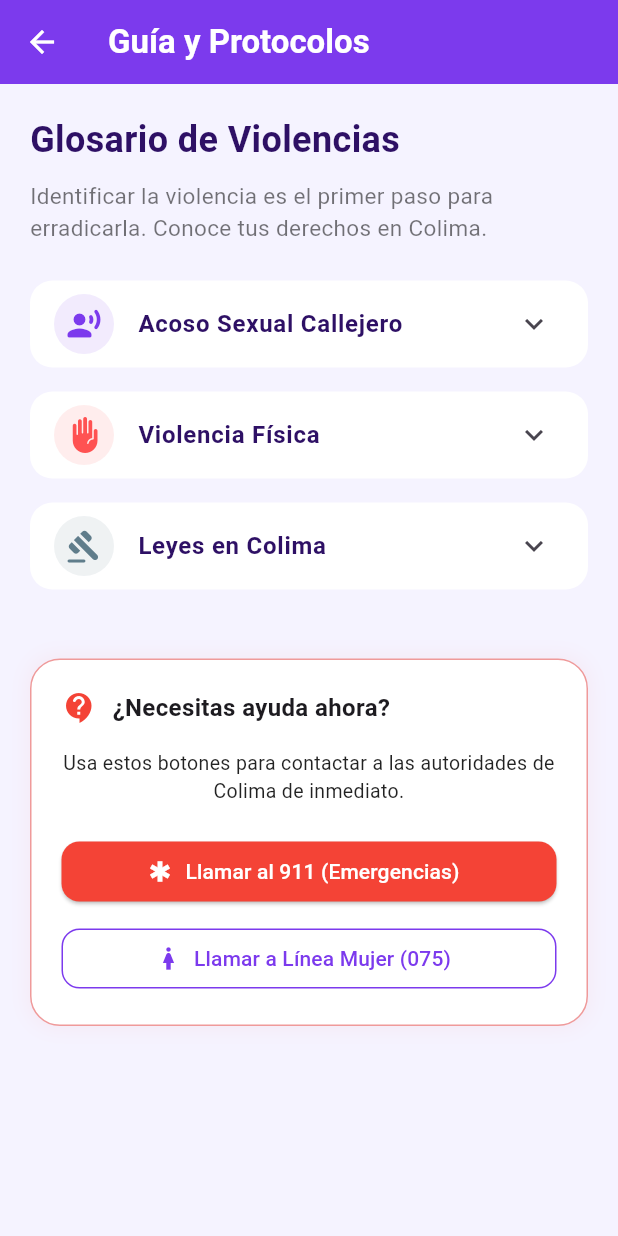
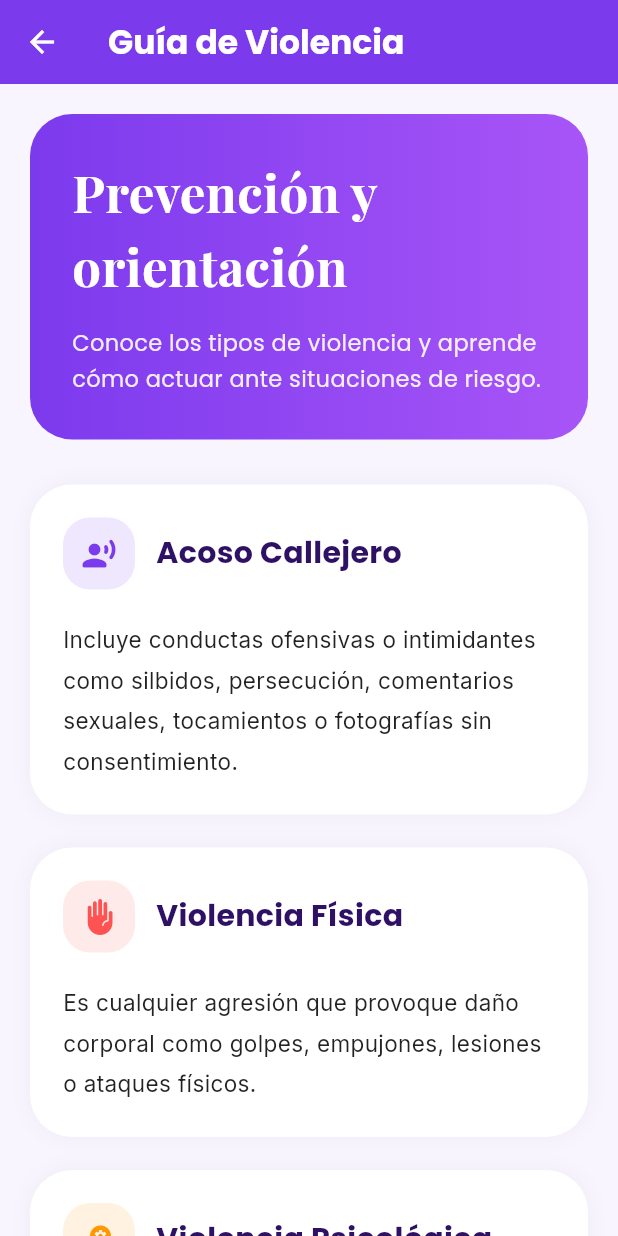
Before and after one commit to fridasesangari/alerta-violeta-backend, a Flutter app: the screen it shows after launch, in the side drawer, after a tap on "Guía de Violencias", on a phone screen of 412 x 824 dp. Run offline on Flutter 3.47's test engine with Material 3 defaults, Android fonts, the phone set to English and light mode, and no system bars; our stand-ins replace animate_do, firebase_auth, firebase_messaging, fl_chart, flutter_map, flutter_spinkit and 4 more; missing offline and left inert: flutter_map_heatmap; accounts and stored records are empty.

Commit message:
Correccion de leyes y guia

```diff
--- a/lib/screens/guia_screen.dart
+++ b/lib/screens/guia_screen.dart
@@ -1,176 +1,327 @@
 import 'package:flutter/material.dart';
-import 'package:url_launcher/url_launcher.dart'; // Importante importar esto
+import 'package:google_fonts/google_fonts.dart';
+import 'package:url_launcher/url_launcher.dart';
 
 class GuiaScreen extends StatelessWidget {
   const GuiaScreen({super.key});
 
-  // Función para realizar la llamada
   Future<void> _makeCall(String phoneNumber) async {
-    final Uri launchUri = Uri(
-      scheme: 'tel',
-      path: phoneNumber,
-    );
+    final Uri launchUri = Uri(scheme: 'tel', path: phoneNumber);
+
     if (await canLaunchUrl(launchUri)) {
       await launchUrl(launchUri);
-    } else {
-      // Si por alguna razón no puede llamar (ej. una tablet sin chip)
-      debugPrint('No se pudo realizar la llamada a $phoneNumber');
     }
   }
 
   @override
   Widget build(BuildContext context) {
     const Color primaryPurple = Color(0xFF7C3AED);
-    const Color darkText = Color(0xFF2E1065);
-    const Color bgPurple = Color(0xFFF5F3FF);
 
     return Scaffold(
-      backgroundColor: bgPurple,
+      backgroundColor: const Color(0xFFF8F5FF),
+
       appBar: AppBar(
-        title: const Text(
-          "Guía y Protocolos",
-          style: TextStyle(color: Colors.white, fontWeight: FontWeight.bold),
+        elevation: 0,
+        backgroundColor: primaryPurple,
+
+        iconTheme: const IconThemeData(color: Colors.white),
+
+        title: Text(
+          "Guía de Violencia",
+
+          style: GoogleFonts.poppins(
+            color: Colors.white,
+            fontWeight: FontWeight.bold,
+          ),
         ),
-        backgroundColor: primaryPurple,
-        elevation: 0,
-        iconTheme: const IconThemeData(color: Colors.white),
       ),
+
       body: ListView(
         padding: const EdgeInsets.all(20),
+
         children: [
-          const Text(
-            "Glosario de Violencias",
-            style: TextStyle(
-              fontSize: 24,
-              fontWeight: FontWeight.bold,
-              color: darkText
+          // HEADER
+          Container(
+            padding: const EdgeInsets.all(28),
+
+            decoration: BoxDecoration(
+              gradient: const LinearGradient(
+                colors: [Color(0xFF7C3AED), Color(0xFFA855F7)],
+              ),
+
+              borderRadius: BorderRadius.circular(28),
             ),
-          ),
-          const SizedBox(height: 10),
-          const Text(
-            "Identificar la violencia es el primer paso para erradicarla. Conoce tus derechos en Colima.",
-            style: TextStyle(fontSize: 15, color: Colors.black54),
-          ),
-          const SizedBox(height: 25),
 
-          _buildInfoCard(
-            title: "Acoso Sexual Callejero",
-            icon: Icons.record_voice_over_rounded,
-            content: "Conductas físicas o verbales de naturaleza sexual no deseadas. \n\nEjemplos: Piropos agresivos, persecución, o toma de fotografías sin consentimiento. En Colima, esto es sancionable.",
-            color: primaryPurple,
-          ),
+            child: Column(
+              crossAxisAlignment: CrossAxisAlignment.center,
 
-          _buildInfoCard(
-            title: "Violencia Física",
-            icon: Icons.front_hand_rounded,
-            content: "Cualquier acto que cause daño corporal. No importa la intensidad, si hay intención de dañar mediante contacto físico, es violencia.",
-            color: Colors.redAccent,
-          ),
+              children: [
+                Text(
+                  "Prevención y orientación",
 
-          _buildInfoCard(
-            title: "Leyes en Colima",
-            icon: Icons.gavel_rounded,
-            content: "La Ley de Acceso de las Mujeres a una Vida Libre de Violencia del Estado de Colima garantiza tu protección integral y el derecho a denunciar ante el Ministerio Público.",
-            color: Colors.blueGrey,
+                  style: GoogleFonts.playfairDisplay(
+                    fontSize: 34,
+                    fontWeight: FontWeight.bold,
+                    color: Colors.white,
+                  ),
+                ),
+
+                const SizedBox(height: 15),
+
+                Text(
+                  "Conoce los tipos de violencia y aprende cómo actuar ante situaciones de riesgo.",
+
+                  style: GoogleFonts.poppins(
+                    fontSize: 15,
+                    color: Colors.white.withOpacity(0.9),
+                    height: 1.6,
+                  ),
+                ),
+              ],
+            ),
           ),
 
           const SizedBox(height: 30),
 
-          // RECUADRO DE AYUDA DIRECTA CON BOTONES FUNCIONALES
+          // ACOSO
+          buildCard(
+            title: "Acoso Callejero",
+
+            icon: Icons.record_voice_over_rounded,
+
+            color: primaryPurple,
+
+            content:
+                "Incluye conductas ofensivas o intimidantes como silbidos, persecución, comentarios sexuales, tocamientos o fotografías sin consentimiento.",
+          ),
+
+          // VIOLENCIA FISICA
+          buildCard(
+            title: "Violencia Física",
+
+            icon: Icons.front_hand_rounded,
+
+            color: Colors.redAccent,
+
+            content:
+                "Es cualquier agresión que provoque daño corporal como golpes, empujones, lesiones o ataques físicos.",
+          ),
+
+          // VIOLENCIA PSICOLOGICA
+          buildCard(
+            title: "Violencia Psicológica",
+
+            icon: Icons.psychology_rounded,
+
+            color: Colors.orange,
+
+            content:
+                "Incluye amenazas, humillaciones, manipulación, aislamiento emocional, control excesivo o intimidación constante.",
+          ),
+
+          // VIOLENCIA DIGITAL
+          buildCard(
+            title: "Violencia Digital",
+
+            icon: Icons.phone_android_rounded,
+
+            color: Colors.indigo,
+
+            content:
+                "Difusión de contenido íntimo, amenazas por redes sociales, acoso digital, hackeo o vigilancia sin consentimiento.",
+          ),
+
+          // QUE HACER
+          buildCard(
+            title: "¿Qué hacer ante una situación de riesgo?",
+
+            icon: Icons.shield_rounded,
+
+            color: Colors.green,
+
+            content:
+                "1. Busca un lugar seguro.\n\n"
+                "2. Contacta a familiares o personas de confianza.\n\n"
+                "3. Comparte tu ubicación.\n\n"
+                "4. Llama al 911.\n\n"
+                "5. Realiza un reporte desde la app.\n\n"
+                "6. Conserva evidencia si es posible.",
+          ),
+
+          const SizedBox(height: 30),
+
+          // AYUDA
           Container(
-            padding: const EdgeInsets.all(20),
+            padding: const EdgeInsets.all(25),
+
             decoration: BoxDecoration(
               color: Colors.white,
-              borderRadius: BorderRadius.circular(20),
-              border: Border.all(color: Colors.red.shade200),
+
+              borderRadius: BorderRadius.circular(28),
+
               boxShadow: [
-                BoxShadow(
-                  color: Colors.red.withOpacity(0.05),
-                  blurRadius: 10,
-                  spreadRadius: 2,
-                )
+                BoxShadow(color: Colors.red.withOpacity(0.08), blurRadius: 15),
               ],
             ),
+
             child: Column(
               children: [
-                const Row(
-                  children: [
-                    Icon(Icons.contact_support_rounded, color: Colors.red),
-                    SizedBox(width: 10),
-                    Text(
-                      "¿Necesitas ayuda ahora?",
-                      style: TextStyle(fontWeight: FontWeight.bold, fontSize: 16),
-                    ),
-                  ],
+                const Icon(
+                  Icons.support_agent_rounded,
+                  color: Colors.red,
+                  size: 55,
                 ),
+
                 const SizedBox(height: 15),
-                const Text(
-                  "Usa estos botones para contactar a las autoridades de Colima de inmediato.",
+
+                Text(
+                  "Ayuda inmediata",
+
+                  style: GoogleFonts.poppins(
+                    fontSize: 22,
+                    fontWeight: FontWeight.bold,
+                  ),
+                ),
+
+                const SizedBox(height: 12),
+
+                Text(
+                  "Si estás en peligro o necesitas ayuda urgente, utiliza los siguientes números oficiales.",
+
                   textAlign: TextAlign.center,
-                  style: TextStyle(color: Colors.black87, fontSize: 13),
+
+                  style: GoogleFonts.poppins(
+                    color: Colors.black54,
+                    height: 1.5,
+                  ),
                 ),
-                const SizedBox(height: 20),
 
-                // Botón 911
+                const SizedBox(height: 25),
+
                 SizedBox(
                   width: double.infinity,
+
                   child: ElevatedButton.icon(
                     onPressed: () => _makeCall("911"),
-                    icon: const Icon(Icons.emergency),
-                    label: const Text("Llamar al 911 (Emergencias)"),
+
+                    icon: const Icon(Icons.local_police),
+
+                    label: const Text("Llamar al 911"),
+
                     style: ElevatedButton.styleFrom(
                       backgroundColor: Colors.red,
                       foregroundColor: Colors.white,
-                      shape: RoundedRectangleBorder(borderRadius: BorderRadius.circular(12)),
+
+                      padding: const EdgeInsets.symmetric(vertical: 16),
+
+                      shape: RoundedRectangleBorder(
+                        borderRadius: BorderRadius.circular(18),
+                      ),
                     ),
                   ),
                 ),
 
-                const SizedBox(height: 10),
+                const SizedBox(height: 15),
 
-                // Botón Línea Mujer Colima
                 SizedBox(
                   width: double.infinity,
+
                   child: OutlinedButton.icon(
-                    onPressed: () => _makeCall("075"), // Número típico de Línea Mujer / Denuncia
+                    onPressed: () => _makeCall("075"),
+
                     icon: const Icon(Icons.woman),
-                    label: const Text("Llamar a Línea Mujer (075)"),
+
+                    label: const Text("Línea Mujer 075"),
+
                     style: OutlinedButton.styleFrom(
                       foregroundColor: primaryPurple,
-                      side: const BorderSide(color: primaryPurple),
-                      shape: RoundedRectangleBorder(borderRadius: BorderRadius.circular(12)),
+
+                      padding: const EdgeInsets.symmetric(vertical: 16),
+
+                      shape: RoundedRectangleBorder(
+                        borderRadius: BorderRadius.circular(18),
+                      ),
                     ),
                   ),
-                )
+                ),
               ],
+            ),
+          ),
+
+          const SizedBox(height: 40),
+        ],
+      ),
+    );
+  }
+
+  Widget buildCard({
+    required String title,
+    required IconData icon,
+    required String content,
+    required Color color,
+  }) {
+    return Container(
+      margin: const EdgeInsets.only(bottom: 22),
+
+      padding: const EdgeInsets.all(22),
+
+      decoration: BoxDecoration(
+        color: Colors.white,
+
+        borderRadius: BorderRadius.circular(28),
+
+        boxShadow: [
+          BoxShadow(color: Colors.black.withOpacity(0.04), blurRadius: 12),
+        ],
+      ),
+
+      child: Column(
+        crossAxisAlignment: CrossAxisAlignment.start,
+
+        children: [
+          Row(
+            children: [
+              Container(
+                padding: const EdgeInsets.all(12),
+
+                decoration: BoxDecoration(
+                  color: color.withOpacity(0.12),
+
+                  borderRadius: BorderRadius.circular(18),
+                ),
+
+                child: Icon(icon, color: color),
+              ),
+
+              const SizedBox(width: 14),
+
+              Expanded(
+                child: Text(
+                  title,
+
+                  style: GoogleFonts.poppins(
+                    fontSize: 20,
+                    fontWeight: FontWeight.bold,
+                    color: const Color(0xFF2E1065),
+                  ),
+                ),
+              ),
+            ],
+          ),
+
+          const SizedBox(height: 20),
+
+          Text(
+            content,
+
+            style: GoogleFonts.inter(
+              fontSize: 15,
+              color: Colors.black87,
+              height: 1.8,
             ),
           ),
         ],
       ),
     );
   }
-
-  Widget _buildInfoCard({required String title, required IconData icon, required String content, required Color color}) {
-    return Card(
-      margin: const EdgeInsets.only(bottom: 16),
-      shape: RoundedRectangleBorder(borderRadius: BorderRadius.circular(15)),
-      elevation: 0,
-      color: Colors.white,
-      child: ExpansionTile(
-        shape: const RoundedRectangleBorder(side: BorderSide.none),
-        leading: Container(
-          padding: const EdgeInsets.all(8),
-          decoration: BoxDecoration(color: color.withOpacity(0.1), shape: BoxShape.circle),
-          child: Icon(icon, color: color),
-        ),
-        title: Text(title, style: const TextStyle(fontWeight: FontWeight.bold, color: Color(0xFF2E1065))),
-        children: [
-          Padding(
-            padding: const EdgeInsets.fromLTRB(16, 0, 16, 16),
-            child: Text(content, style: const TextStyle(fontSize: 14, color: Colors.black87, height: 1.5)),
-          ),
-        ],
-      ),
-    );
-  }
 }
--- a/lib/widgets/drawer_menu.dart
+++ b/lib/widgets/drawer_menu.dart
@@ -4,6 +4,7 @@ import '../screens/map_screen.dart';
 import '../screens/guia_screen.dart'; // Asegúrate de crear este archivo
 import '../screens/sos_screen.dart';
 import '../screens/about_screen.dart';
+import '../screens/leyes_screen.dart';
 
 class DrawerMenu extends StatelessWidget {
   const DrawerMenu({super.key});
@@ -150,10 +151,10 @@ class DrawerMenu extends StatelessWidget {
                     label: "Artículos y Leyes",
                     onTap: () {
                       Navigator.pop(context);
-                      // Aquí podrías abrir la misma GuiaScreen en la sección de leyes
+
                       Navigator.push(
                         context,
-                        MaterialPageRoute(builder: (_) => const GuiaScreen()),
+                        MaterialPageRoute(builder: (_) => const LeyesScreen()),
                       );
                     },
                     color: Colors.blueGrey,
--- a/pubspec.yaml
+++ b/pubspec.yaml
@@ -49,6 +49,7 @@ dependencies:
   cloud_firestore: ^5.4.4
   flutter_animate: ^4.5.0
   fl_chart: ^0.68.0
+  google_fonts: ^6.2.1
 
 
 dev_dependencies:
```
Also changed, not shown: lib/screens/leyes_screen.dart (added, +213 -0 lines), pubspec.lock, 2 other files.
